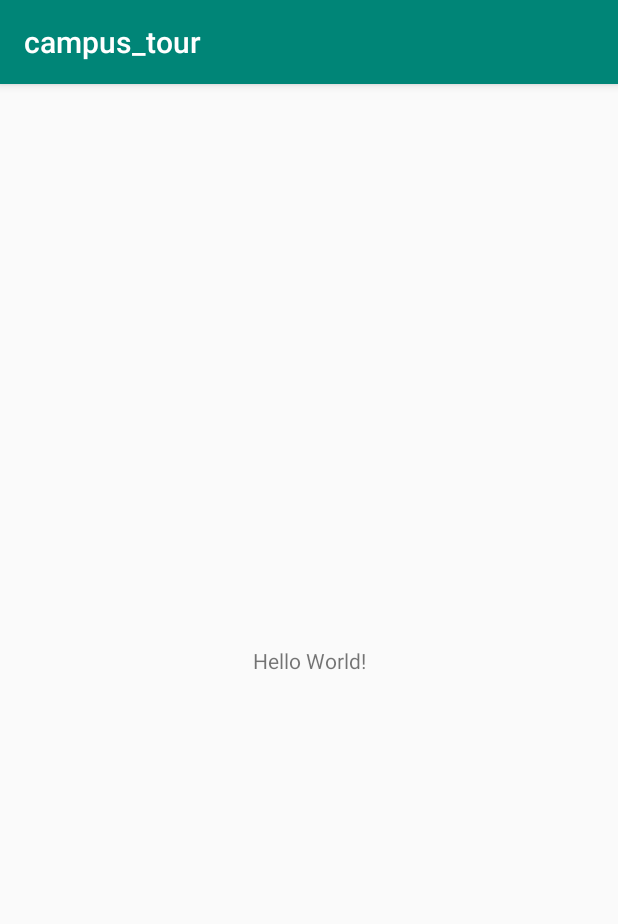
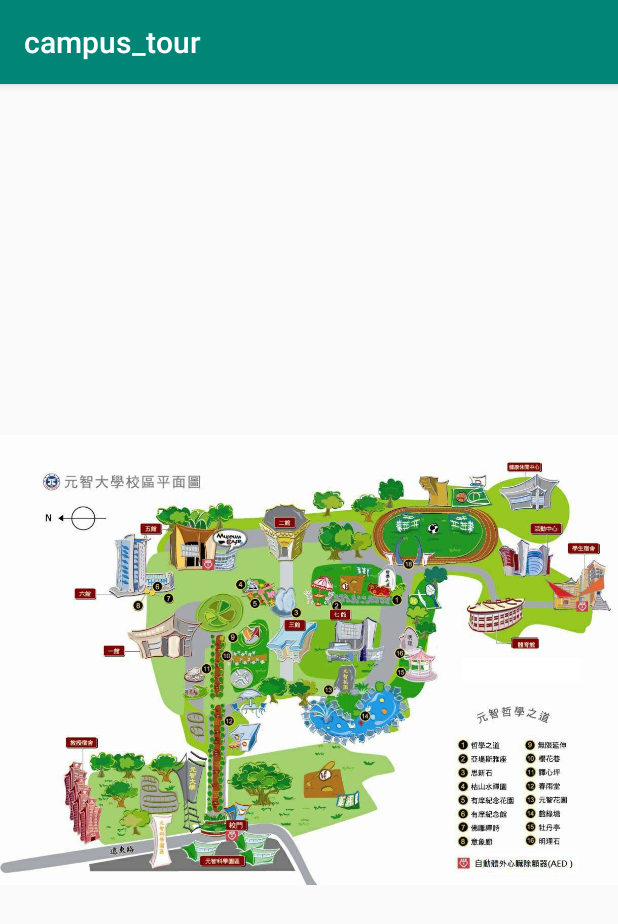
Before and after one commit to karelom/campusGuide, an Android app: the screen it shows after launch (MainActivity), on a phone screen of 412 x 824 dp. Shown: the top 924 px of the screen. Run offline under Robolectric (Android 15) with nearby library versions, the phone set to English and light mode, and no system bars.

Commit message:
adding map

```diff
--- a/app/src/main/res/layout/activity_main.xml
+++ b/app/src/main/res/layout/activity_main.xml
@@ -6,13 +6,11 @@
     android:layout_height="match_parent"
     tools:context=".MainActivity">
 
-    <TextView
+    <ImageView
+        android:id="@+id/imageView3"
         android:layout_width="wrap_content"
         android:layout_height="wrap_content"
-        android:text="Hello World!"
-        app:layout_constraintBottom_toBottomOf="parent"
-        app:layout_constraintLeft_toLeftOf="parent"
-        app:layout_constraintRight_toRightOf="parent"
-        app:layout_constraintTop_toTopOf="parent" />
-
+        app:layout_constraintStart_toStartOf="parent"
+        app:layout_constraintTop_toTopOf="parent"
+        app:srcCompat="@drawable/yzu_map" />
 </android.support.constraint.ConstraintLayout>
--- a/build.gradle
+++ b/build.gradle
@@ -7,7 +7,7 @@ buildscript {
 
     }
     dependencies {
-        classpath 'com.android.tools.build:gradle:3.4.0'
+        classpath 'com.android.tools.build:gradle:3.5.3'
 
         // NOTE: Do not place your application dependencies here; they belong
         // in the individual module build.gradle files
```
Also changed, not shown: app/src/main/res/drawable-v24/yzu_map.jpg (added), gradle/wrapper/gradle-wrapper.properties.
